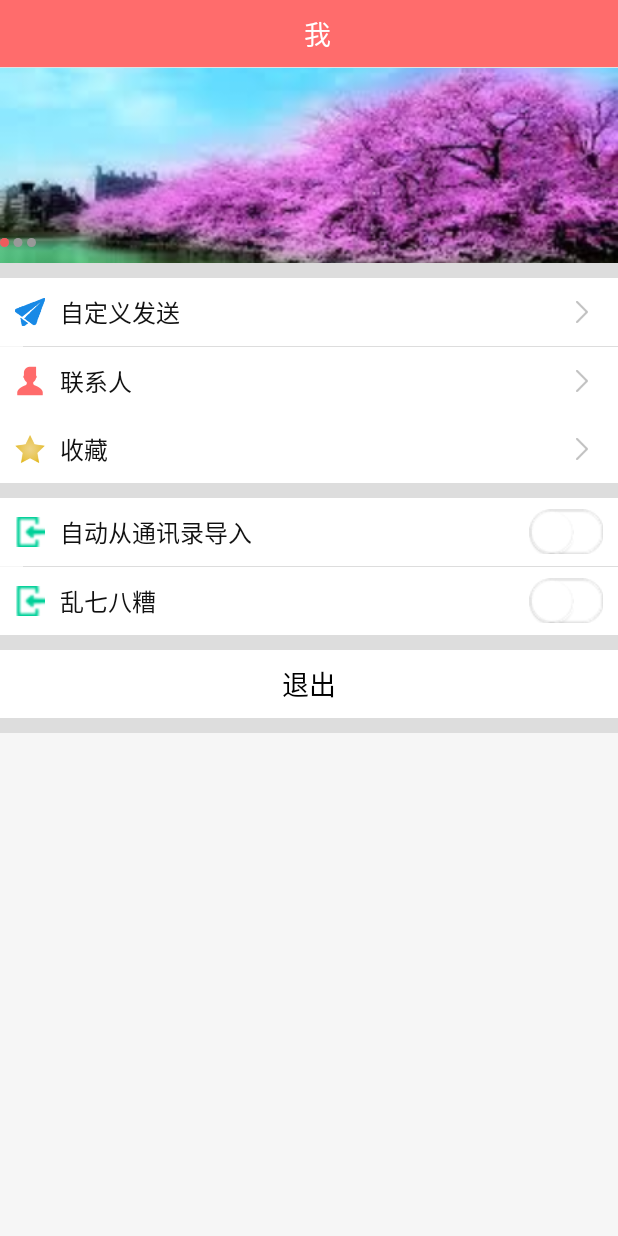
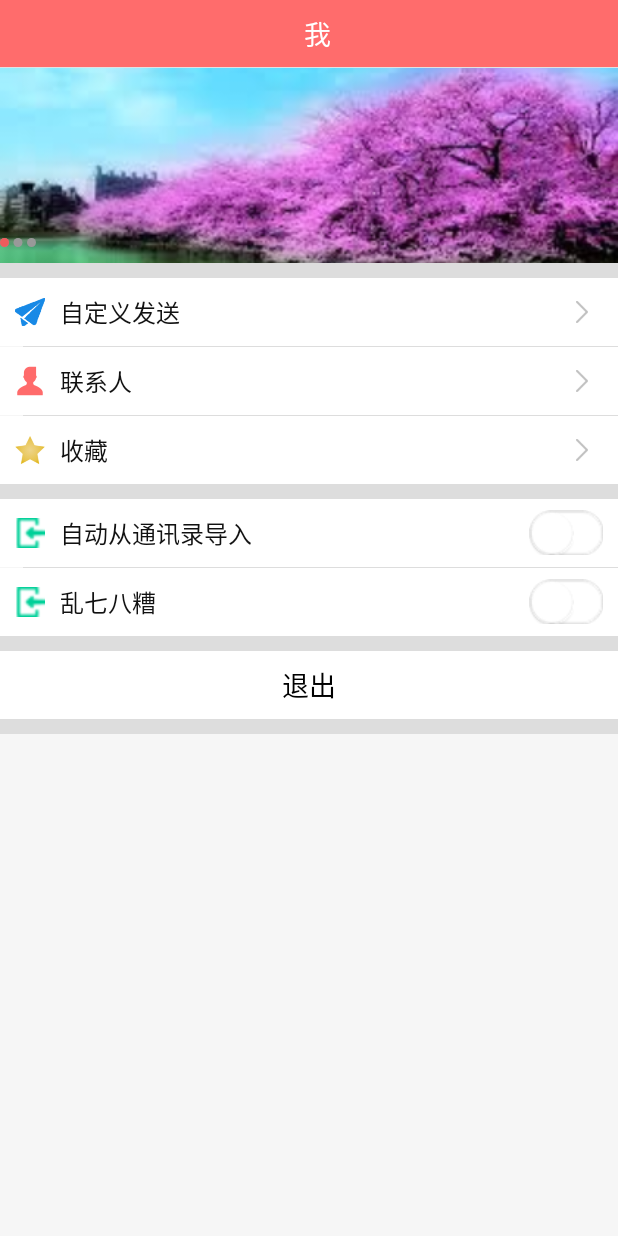
Before and after one commit to wangguang2112/MassSMS, an Android app: the fragment SettingFragment shown on its own in the app's theme, on a phone screen of 412 x 824 dp. Run offline under Robolectric (Android 15) with nearby library versions, the phone set to English and light mode, and no system bars; libraries missing offline, so code that uses them is left out: com.tencent.bugly; 10 statements that could not run were skipped.

Commit message:
王广：改改改13

```diff
--- a/app/src/main/res/layout/fragment_setting.xml
+++ b/app/src/main/res/layout/fragment_setting.xml
@@ -75,6 +75,9 @@
                            android:layout_gravity="center_vertical"
                            android:layout_marginRight="20dp" android:src="@drawable/right_arrow"/>
             </LinearLayout>
+            <View android:layout_marginLeft="15dp"
+                  android:layout_width="match_parent" android:layout_height="0.5dp"
+                  android:background="#ddd"/>
             <LinearLayout android:id="@+id/setting_collection"
                           android:layout_width="match_parent" android:layout_height="45dp" android:orientation="horizontal"
                           android:background="@drawable/add_button_background">
--- a/app/src/main/res/values/arrays.xml
+++ b/app/src/main/res/values/arrays.xml
@@ -3,6 +3,6 @@
     <string-array name="main_tab_title">
         <item>"分组"</item>
         <item>"短信"</item>
-        <item>"设置"</item>
+        <item>"我"</item>
     </string-array>
 </resources>
```
